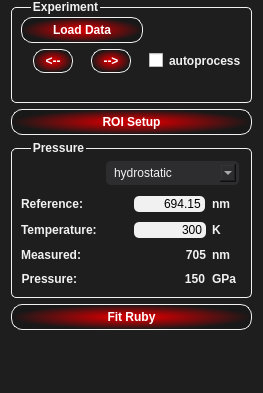
Above: T-Rax/UIFiles/T_Rax_RubyControl.ui from CPrescher/T-rax before the change. Below: the same form after it.
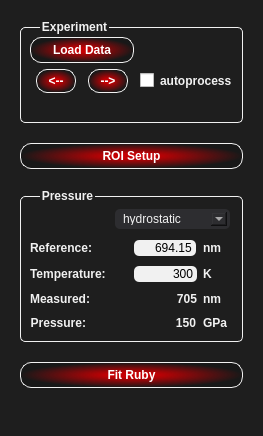
That is the form after the change.

The edit to the form file:
```diff
--- a/T-Rax/UIFiles/T_Rax_RubyControl.ui
+++ b/T-Rax/UIFiles/T_Rax_RubyControl.ui
@@ -7,7 +7,7 @@
     <x>0</x>
     <y>0</y>
     <width>263</width>
-    <height>393</height>
+    <height>436</height>
    </rect>
   </property>
   <property name="maximumSize">
@@ -146,8 +146,11 @@
  }  </string>
   </property>
   <layout class="QVBoxLayout" name="verticalLayout_2">
-   <property name="topMargin">
-    <number>0</number>
+   <property name="spacing">
+    <number>20</number>
+   </property>
+   <property name="margin">
+    <number>20</number>
    </property>
    <item>
     <widget class="QGroupBox" name="groupBox">
@@ -174,6 +177,9 @@
           <property name="text">
            <string>Load Data</string>
           </property>
+          <property name="flat">
+           <bool>true</bool>
+          </property>
          </widget>
         </item>
         <item row="0" column="1">
@@ -202,6 +208,9 @@
             <property name="text">
              <string>&lt;--</string>
             </property>
+            <property name="flat">
+             <bool>true</bool>
+            </property>
            </widget>
           </item>
           <item>
@@ -221,6 +230,9 @@
             <property name="text">
              <string>--&gt;</string>
             </property>
+            <property name="flat">
+             <bool>true</bool>
+            </property>
            </widget>
           </item>
          </layout>
@@ -249,6 +261,9 @@
      <property name="text">
       <string>ROI Setup</string>
      </property>
+     <property name="flat">
+      <bool>true</bool>
+     </property>
     </widget>
    </item>
    <item>
@@ -256,6 +271,9 @@
      <property name="title">
       <string>Pressure</string>
      </property>
+     <property name="flat">
+      <bool>true</bool>
+     </property>
      <layout class="QVBoxLayout" name="verticalLayout">
       <item>
        <layout class="QFormLayout" name="formLayout">
@@ -530,6 +548,9 @@
      <property name="text">
       <string>Fit Ruby</string>
      </property>
+     <property name="flat">
+      <bool>true</bool>
+     </property>
     </widget>
    </item>
    <item>
```
